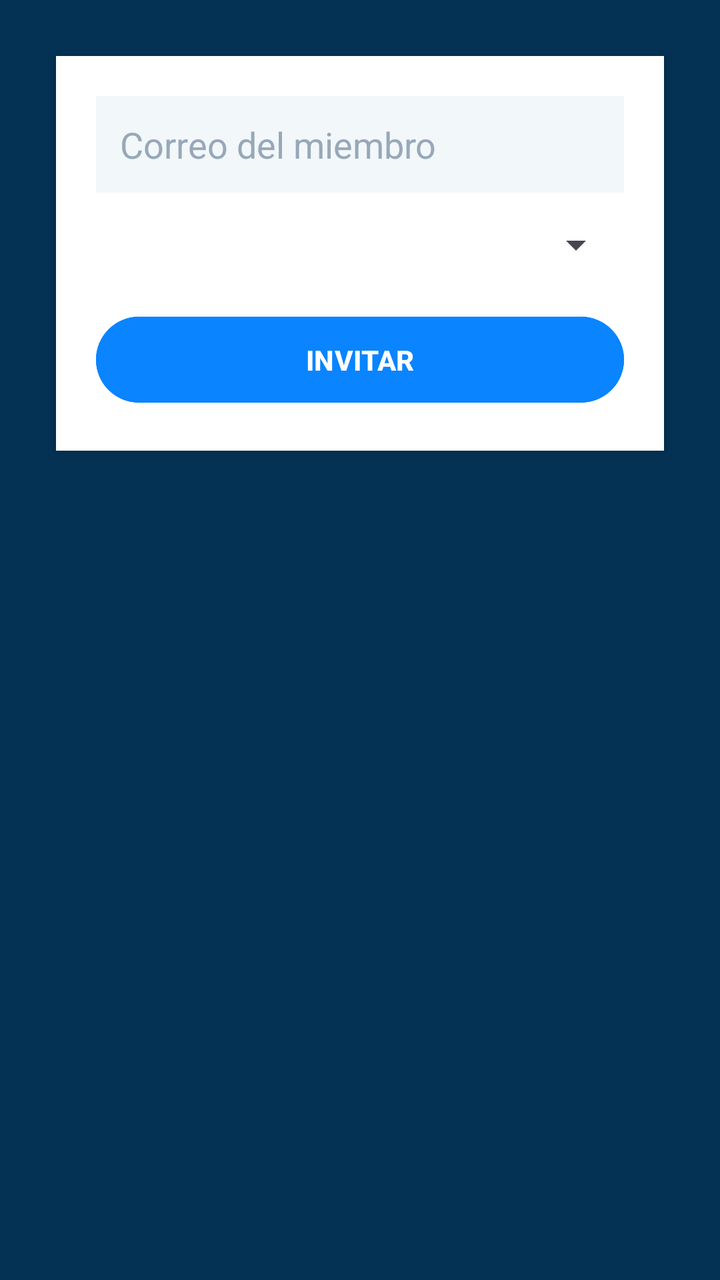
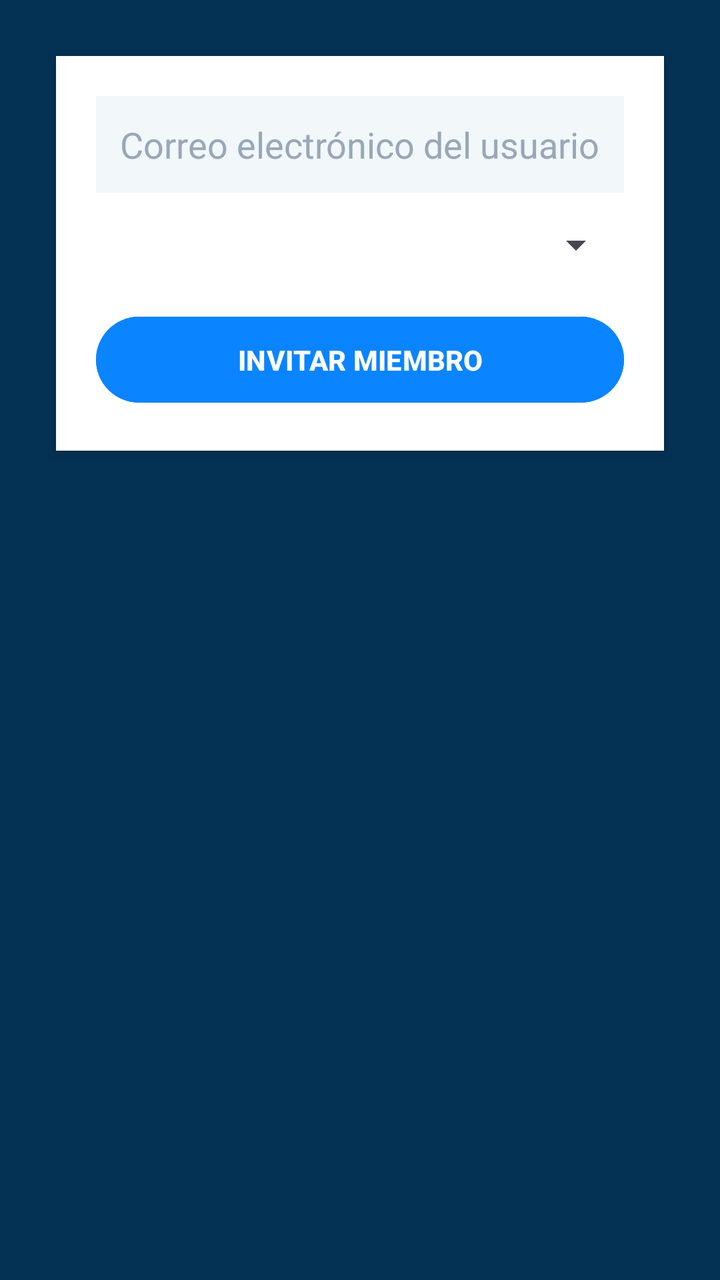

Screens rendered from an Android XML layout before and after an edit, with the pre-edit source and the edit as a unified diff.
<!-- AndroidManifest.xml: application theme Theme.AppScrumTutor -->
<!-- res/layout/agregar_miembro.xml -->
<?xml version="1.0" encoding="utf-8"?>
<LinearLayout xmlns:android="http://schemas.android.com/apk/res/android"
    android:layout_width="match_parent"
    android:layout_height="match_parent"
    android:orientation="vertical"
    android:padding="24dp"
    android:background="#043255">

    
    <LinearLayout
        android:layout_width="match_parent"
        android:layout_height="wrap_content"
        android:orientation="vertical"
        android:background="#FFFFFF"
        android:padding="20dp"
        android:elevation="4dp"
        android:layout_margin="4dp">

        
        <EditText
            android:id="@+id/etCorreoMiembro"
            android:layout_width="match_parent"
            android:layout_height="wrap_content"
            android:hint="@string/member_email_hint"
            android:inputType="textEmailAddress"
            android:padding="12dp"
            android:background="#F2F7FA"
            android:textColor="#043255"
            android:textColorHint="#97A8B8" />

        
        <Spinner
            android:id="@+id/spRolMiembro"
            android:layout_width="match_parent"
            android:layout_height="wrap_content"
            android:layout_marginTop="14dp" />

        
        <Button
            android:id="@+id/btnConfirmarInvitacion"
            android:layout_width="match_parent"
            android:layout_height="wrap_content"
            android:text="@string/invite_member"
            android:textColor="#FFFFFF"
            android:backgroundTint="#0A84FF"
            android:textStyle="bold"
            android:padding="12dp"
            android:layout_marginTop="20dp" />
    </LinearLayout>

</LinearLayout>
<!-- resources referenced by this layout -->
<resources>
  <string name="invite_member">INVITAR</string>
  <string name="member_email_hint">Correo del miembro</string>
  <style name="Theme.AppScrumTutor" parent="Base.Theme.AppScrumTutor" />
  <style name="Base.Theme.AppScrumTutor" parent="Theme.Material3.DayNight.NoActionBar">
          
          
      </style>
</resources>

<!-- the commit's change to res/layout/agregar_miembro.xml (unified diff, before → after) -->
@@ -21,7 +21,7 @@
             android:id="@+id/etCorreoMiembro"
             android:layout_width="match_parent"
             android:layout_height="wrap_content"
-            android:hint="@string/member_email_hint"
+            android:hint="Correo electrónico del usuario"
             android:inputType="textEmailAddress"
             android:padding="12dp"
             android:background="#F2F7FA"
@@ -40,7 +40,7 @@
             android:id="@+id/btnConfirmarInvitacion"
             android:layout_width="match_parent"
             android:layout_height="wrap_content"
-            android:text="@string/invite_member"
+            android:text="INVITAR MIEMBRO"
             android:textColor="#FFFFFF"
             android:backgroundTint="#0A84FF"
             android:textStyle="bold"
<!-- resource entries referenced after the edit -->
@@ -1,7 +1,5 @@
 <!-- resources referenced by this layout -->
 <resources>
-  <string name="invite_member">INVITAR</string>
-  <string name="member_email_hint">Correo del miembro</string>
   <style name="Theme.AppScrumTutor" parent="Base.Theme.AppScrumTutor" />
   <style name="Base.Theme.AppScrumTutor" parent="Theme.Material3.DayNight.NoActionBar">
           
